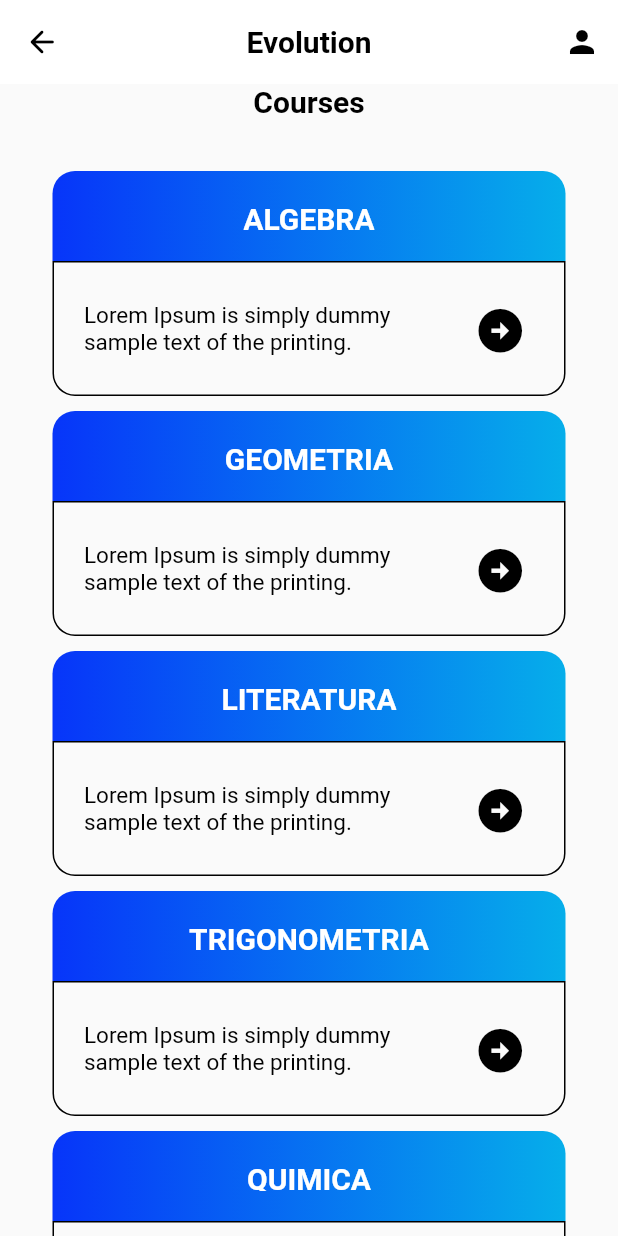
After one commit to EvolutionApp-2022/ft-evolutionapp, a Flutter app: the Courses screen opened directly, on a phone screen of 412 x 824 dp. The commit adds this screen. Run offline on Flutter 3.47's test engine with Material 2 defaults, Android fonts, the phone set to English and light mode, and no system bars.

Commit message:
feat: courses view added

```diff
--- /dev/null
+++ b/lib/Courses/Courses.dart
@@ -0,0 +1,433 @@
+import 'package:flutter/material.dart';
+
+class Courses extends StatefulWidget {
+  const Courses({Key? key}) : super(key: key);
+
+  @override
+  State<Courses> createState() => _CoursesState();
+}
+
+class _CoursesState extends State<Courses> {
+  @override
+  Widget build(BuildContext context) {
+    return Scaffold(
+      appBar: AppBar(
+        elevation: 0,
+        backgroundColor: Colors.white,
+        title: Text('Evolution',
+          style: TextStyle(
+              color: Colors.black,
+              fontWeight: FontWeight.bold
+          ),
+        ),
+        leading: IconButton(
+          icon: Icon(Icons.arrow_back_rounded, color: Colors.black,),
+          onPressed: (){
+            Navigator.pop(context);
+          },
+        ),
+        centerTitle: true,
+        actions: [
+          IconButton(
+              onPressed: (){},
+              icon: Icon(Icons.person, color: Colors.black,)
+          )
+        ],
+      ),
+
+      body: Column(
+        children: [
+          Text('Courses',
+            style: TextStyle(
+                color: Colors.black,
+                fontWeight: FontWeight.bold,
+                fontSize: 20
+            ),
+          ),
+
+          Expanded(
+            child: ListView(
+              padding: const EdgeInsets.all(35.0),
+              children: [
+                Container(
+                  height: 60,
+                  margin: EdgeInsets.only(
+                    //bottom: 10,
+                    //top: 10,
+                  ),
+                  padding: EdgeInsets.only(
+                    left: 20,
+                    right: 20,
+                    bottom: 20,
+                    top: 20,
+                  ),
+                  child: Center(
+                    child: Text('ALGEBRA',
+                      style: TextStyle(
+                          fontSize: 20,
+                          fontWeight: FontWeight.bold,
+                          color: Colors.white
+                      ),
+                    ),
+                  ),
+                  decoration: BoxDecoration(
+                      gradient: LinearGradient(
+                          begin: Alignment.bottomLeft,
+                          end: Alignment.bottomRight,
+                          colors: [
+                            Color.fromRGBO(7, 53, 249, 2),
+                            Color.fromRGBO(6, 174, 234, 2)
+                          ]
+                      ),
+                      borderRadius: BorderRadius.only(
+                          topLeft: Radius.circular(15),
+                          topRight: Radius.circular(15)
+                      )
+                  ),
+                ),
+                Container(
+                  height: 90,
+                  margin: EdgeInsets.only(
+                    bottom: 10,
+                    //top: 10,
+                  ),
+                  padding: EdgeInsets.only(
+                    left: 20,
+                    right: 20,
+                    bottom: 20,
+                    top: 20,
+                  ),
+                  child: Row(
+                    children: [
+                      Expanded(
+                        child: Text('Lorem Ipsum is simply dummy sample text of the printing.',
+                          style: TextStyle(
+                              fontSize: 15,
+                              color: Colors.black
+                          ),
+                        ),
+                      ),
+                      IconButton(
+                          onPressed: (){},
+                          icon: Icon(Icons.arrow_circle_right, color: Colors.black, size: 35,)
+                      )
+                    ],
+                  ),
+                  decoration: BoxDecoration(
+                      borderRadius: BorderRadius.only(
+                          bottomLeft: Radius.circular(15),
+                          bottomRight: Radius.circular(15)
+                      ),
+                      border: Border.all(
+                          color: Colors.black
+                      )
+                  ),
+                ),
+
+                Container(
+                  height: 60,
+                  margin: EdgeInsets.only(
+                    //bottom: 10,
+                    //top: 10,
+                  ),
+                  padding: EdgeInsets.only(
+                    left: 20,
+                    right: 20,
+                    bottom: 20,
+                    top: 20,
+                  ),
+                  child: Center(
+                    child: Text('GEOMETRIA',
+                      style: TextStyle(
+                          fontSize: 20,
+                          fontWeight: FontWeight.bold,
+                          color: Colors.white
+                      ),
+                    ),
+                  ),
+                  decoration: BoxDecoration(
+                      gradient: LinearGradient(
+                          begin: Alignment.bottomLeft,
+                          end: Alignment.bottomRight,
+                          colors: [
+                            Color.fromRGBO(7, 53, 249, 2),
+                            Color.fromRGBO(6, 174, 234, 2)
+                          ]
+                      ),
+                      borderRadius: BorderRadius.only(
+                          topLeft: Radius.circular(15),
+                          topRight: Radius.circular(15)
+                      )
+                  ),
+                ),
+                Container(
+                  height: 90,
+                  margin: EdgeInsets.only(
+                    bottom: 10,
+                    //top: 10,
+                  ),
+                  padding: EdgeInsets.only(
+                    left: 20,
+                    right: 20,
+                    bottom: 20,
+                    top: 20,
+                  ),
+                  child: Row(
+                    children: [
+                      Expanded(
+                        child: Text('Lorem Ipsum is simply dummy sample text of the printing.',
+                          style: TextStyle(
+                              fontSize: 15,
+                              color: Colors.black
+                          ),
+                        ),
+                      ),
+                      IconButton(
+                          onPressed: (){},
+                          icon: Icon(Icons.arrow_circle_right, color: Colors.black, size: 35,)
+                      )
+                    ],
+                  ),
+                  decoration: BoxDecoration(
+                      borderRadius: BorderRadius.only(
+                          bottomLeft: Radius.circular(15),
+                          bottomRight: Radius.circular(15)
+                      ),
+                      border: Border.all(
+                          color: Colors.black
+                      )
+                  ),
+                ),
+
+                Container(
+                  height: 60,
+                  margin: EdgeInsets.only(
+                    //bottom: 10,
+                    //top: 10,
+                  ),
+                  padding: EdgeInsets.only(
+                    left: 20,
+                    right: 20,
+                    bottom: 20,
+                    top: 20,
+                  ),
+                  child: Center(
+                    child: Text('LITERATURA',
+                      style: TextStyle(
+                          fontSize: 20,
+                          fontWeight: FontWeight.bold,
+                          color: Colors.white
+                      ),
+                    ),
+                  ),
+                  decoration: BoxDecoration(
+                      gradient: LinearGradient(
+                          begin: Alignment.bottomLeft,
+                          end: Alignment.bottomRight,
+                          colors: [
+                            Color.fromRGBO(7, 53, 249, 2),
+                            Color.fromRGBO(6, 174, 234, 2)
+                          ]
+                      ),
+                      borderRadius: BorderRadius.only(
+                          topLeft: Radius.circular(15),
+                          topRight: Radius.circular(15)
+                      )
+                  ),
+                ),
+                Container(
+                  height: 90,
+                  margin: EdgeInsets.only(
+                    bottom: 10,
+                    //top: 10,
+                  ),
+                  padding: EdgeInsets.only(
+                    left: 20,
+                    right: 20,
+                    bottom: 20,
+                    top: 20,
+                  ),
+                  child: Row(
+                    children: [
+                      Expanded(
+                        child: Text('Lorem Ipsum is simply dummy sample text of the printing.',
+                          style: TextStyle(
+                              fontSize: 15,
+                              color: Colors.black
+                          ),
+                        ),
+                      ),
+                      IconButton(
+                          onPressed: (){},
+                          icon: Icon(Icons.arrow_circle_right, color: Colors.black, size: 35,)
+                      )
+                    ],
+                  ),
+                  decoration: BoxDecoration(
+                      borderRadius: BorderRadius.only(
+                          bottomLeft: Radius.circular(15),
+                          bottomRight: Radius.circular(15)
+                      ),
+                      border: Border.all(
+                          color: Colors.black
+                      )
+                  ),
+                ),
+
+                Container(
+                  height: 60,
+                  margin: EdgeInsets.only(
+                    //bottom: 10,
+                    //top: 10,
+                  ),
+                  padding: EdgeInsets.only(
+                    left: 20,
+                    right: 20,
+                    bottom: 20,
+                    top: 20,
+                  ),
+                  child: Center(
+                    child: Text('TRIGONOMETRIA',
+                      style: TextStyle(
+                          fontSize: 20,
+                          fontWeight: FontWeight.bold,
+                          color: Colors.white
+                      ),
+                    ),
+                  ),
+                  decoration: BoxDecoration(
+                      gradient: LinearGradient(
+                          begin: Alignment.bottomLeft,
+                          end: Alignment.bottomRight,
+                          colors: [
+                            Color.fromRGBO(7, 53, 249, 2),
+                            Color.fromRGBO(6, 174, 234, 2)
+                          ]
+                      ),
+                      borderRadius: BorderRadius.only(
+                          topLeft: Radius.circular(15),
+                          topRight: Radius.circular(15)
+                      )
+                  ),
+                ),
+                Container(
+                  height: 90,
+                  margin: EdgeInsets.only(
+                    bottom: 10,
+                    //top: 10,
+                  ),
+                  padding: EdgeInsets.only(
+                    left: 20,
+                    right: 20,
+                    bottom: 20,
+                    top: 20,
+                  ),
+                  child: Row(
+                    children: [
+                      Expanded(
+                        child: Text('Lorem Ipsum is simply dummy sample text of the printing.',
+                          style: TextStyle(
+                              fontSize: 15,
+                              color: Colors.black
+                          ),
+                        ),
+                      ),
+                      IconButton(
+                          onPressed: (){},
+                          icon: Icon(Icons.arrow_circle_right, color: Colors.black, size: 35,)
+                      )
+                    ],
+                  ),
+                  decoration: BoxDecoration(
+                      borderRadius: BorderRadius.only(
+                          bottomLeft: Radius.circular(15),
+                          bottomRight: Radius.circular(15)
+                      ),
+                      border: Border.all(
+                          color: Colors.black
+                      )
+                  ),
+                ),
+
+                Container(
+                  height: 60,
+                  margin: EdgeInsets.only(
+                    //bottom: 10,
+                    //top: 10,
+                  ),
+                  padding: EdgeInsets.only(
+                    left: 20,
+                    right: 20,
+                    bottom: 20,
+                    top: 20,
+                  ),
+                  child: Center(
+                    child: Text('QUIMICA',
+                      style: TextStyle(
+                          fontSize: 20,
+                          fontWeight: FontWeight.bold,
+                          color: Colors.white
+                      ),
+                    ),
+                  ),
+                  decoration: BoxDecoration(
+                      gradient: LinearGradient(
+                          begin: Alignment.bottomLeft,
+                          end: Alignment.bottomRight,
+                          colors: [
+                            Color.fromRGBO(7, 53, 249, 2),
+                            Color.fromRGBO(6, 174, 234, 2)
+                          ]
+                      ),
+                      borderRadius: BorderRadius.only(
+                          topLeft: Radius.circular(15),
+                          topRight: Radius.circular(15)
+                      )
+                  ),
+                ),
+                Container(
+                  height: 90,
+                  margin: EdgeInsets.only(
+                    bottom: 10,
+                    //top: 10,
+                  ),
+                  padding: EdgeInsets.only(
+                    left: 20,
+                    right: 20,
+                    bottom: 20,
+                    top: 20,
+                  ),
+                  child: Row(
+                    children: [
+                      Expanded(
+                        child: Text('Lorem Ipsum is simply dummy sample text of the printing.',
+                          style: TextStyle(
+                              fontSize: 15,
+                              color: Colors.black
+                          ),
+                        ),
+                      ),
+                      IconButton(
+                          onPressed: (){},
+                          icon: Icon(Icons.arrow_circle_right, color: Colors.black, size: 35,)
+                      )
+                    ],
+                  ),
+                  decoration: BoxDecoration(
+                      borderRadius: BorderRadius.only(
+                          bottomLeft: Radius.circular(15),
+                          bottomRight: Radius.circular(15)
+                      ),
+                      border: Border.all(
+                          color: Colors.black
+                      )
+                  ),
+                ),
+              ],
+            ),
+          )
+        ],
+      ),
+    );
+  }
+}
--- a/lib/Dashboard/Dashboard.dart
+++ b/lib/Dashboard/Dashboard.dart
@@ -1,4 +1,5 @@
 import 'package:flutter/material.dart';
+import 'package:ft_evolution_app/Courses/Courses.dart';
 
 class Dashboard extends StatefulWidget {
   const Dashboard({Key? key}) : super(key: key);
@@ -19,10 +20,6 @@ class _DashboardState extends State<Dashboard> {
             color: Colors.black,
             fontWeight: FontWeight.bold
           ),
-        ),
-        leading: IconButton(
-          icon: Icon(Icons.arrow_back_rounded, color: Colors.black,),
-          onPressed: (){},
         ),
         centerTitle: true,
         actions: [
@@ -136,7 +133,12 @@ class _DashboardState extends State<Dashboard> {
                       ),
                     ),
                     IconButton(
-                        onPressed: (){},
+                        onPressed: (){
+                          Navigator.push(
+                              context,
+                              MaterialPageRoute(builder: (context) => const Courses())
+                          );
+                        },
                         icon: Icon(Icons.add_circle_outlined, color: Colors.black, size: 35,)
                     ),
                   ],
```
